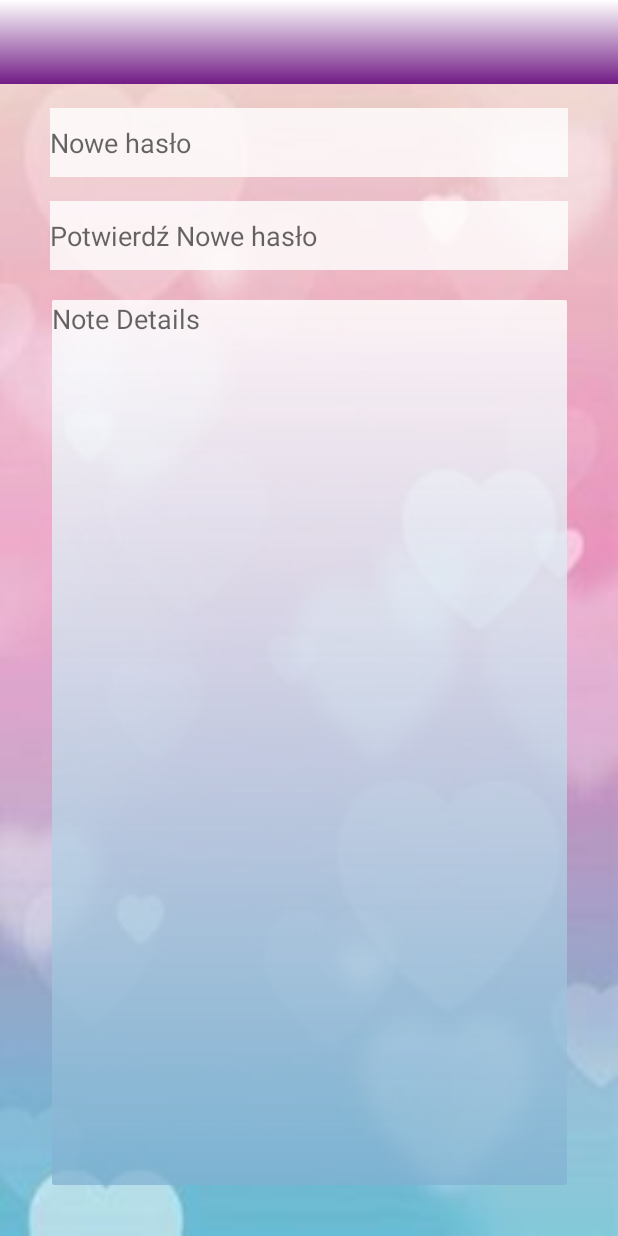
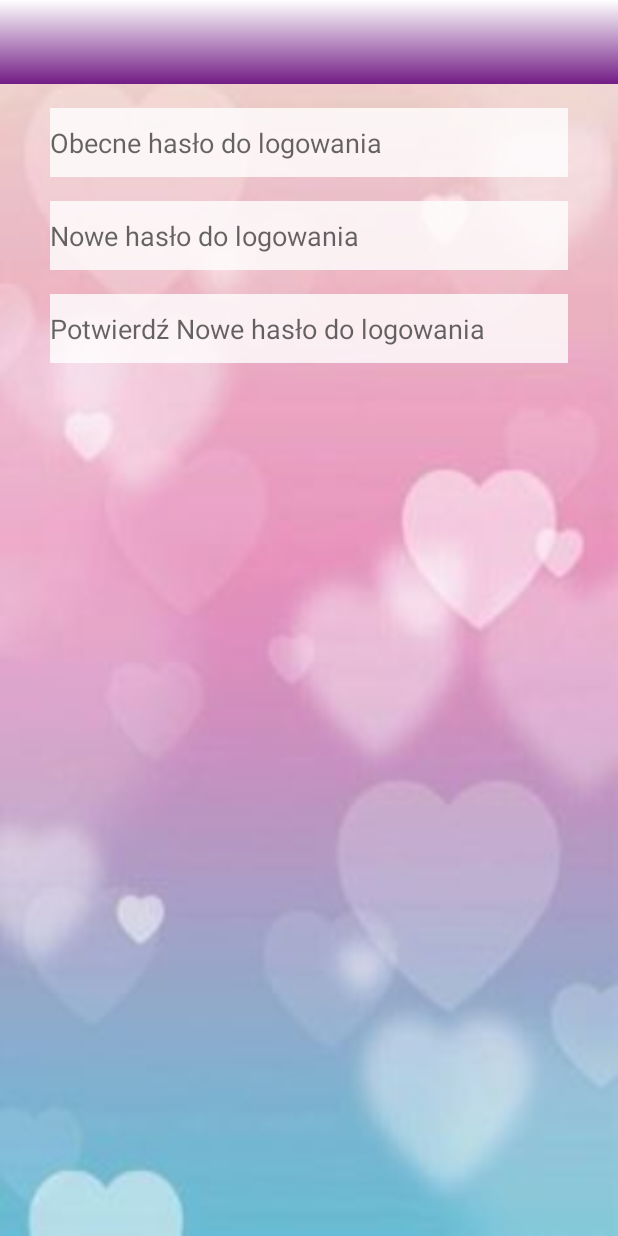
Before and after one commit to KTZgraph/BDSM, an Android app: the layout activity_change_user_password.xml on its own in the app's theme, with its tools: preview values and no code run, on a phone screen of 412 x 824 dp. Run offline under Robolectric (Android 15) with nearby library versions, the phone set to English and light mode, and no system bars.

Commit message:
[layout] add layout to for userpassword database changing

```diff
--- a/app/src/main/AndroidManifest.xml
+++ b/app/src/main/AndroidManifest.xml
@@ -9,6 +9,11 @@
         android:roundIcon="@mipmap/ic_launcher_round"
         android:supportsRtl="true"
         android:theme="@style/Theme.AppCompat.Light.NoActionBar">
+        <activity android:name=".ChangeUserPassword">
+            <meta-data
+                android:name="android.support.PARENT_ACTIVITY"
+                android:value="com.example.loginscreen.NoteActivity" />
+        </activity>
         <activity
             android:name=".DetailsActivity"
             android:label="@string/title_activity_details"
--- a/app/src/main/res/layout/activity_edit.xml
+++ b/app/src/main/res/layout/activity_change_user_password.xml
@@ -5,7 +5,7 @@
     android:layout_width="match_parent"
     android:layout_height="match_parent"
     android:background="@drawable/hearts_big_background"
-    tools:context=".EditActivity">
+    tools:context=".ChangeUserPassword">
 
     <androidx.appcompat.widget.Toolbar
         android:id="@+id/toolbar"
@@ -18,7 +18,7 @@
         android:theme="@style/ThemeOverlay.AppCompat.Dark.ActionBar"/>
 
     <EditText
-        android:id="@+id/noteRawNewPassword"
+        android:id="@+id/rawOldUserpassword"
         android:layout_width="345dp"
         android:layout_height="46dp"
         android:layout_marginStart="16dp"
@@ -26,16 +26,16 @@
         android:layout_marginTop="16dp"
         android:layout_marginEnd="16dp"
         android:layout_marginRight="16dp"
+        android:background="#CCFFFFFF"
         android:ems="10"
-        android:hint="Nowe hasło"
-        android:background="#CCFFFFFF"
+        android:hint="Obecne hasło do logowania"
         android:inputType="textPassword"
         app:layout_constraintEnd_toEndOf="parent"
         app:layout_constraintStart_toStartOf="parent"
         app:layout_constraintTop_toBottomOf="@+id/toolbar" />
 
     <EditText
-        android:id="@+id/noteRawNewPasswordConfirm"
+        android:id="@+id/rawNewUserpassword"
         android:layout_width="345dp"
         android:layout_height="46dp"
         android:layout_marginStart="16dp"
@@ -43,31 +43,29 @@
         android:layout_marginTop="16dp"
         android:layout_marginEnd="16dp"
         android:layout_marginRight="16dp"
+        android:background="#CCFFFFFF"
         android:ems="10"
-        android:hint="Potwierdź Nowe hasło"
-        android:background="#CCFFFFFF"
+        android:hint="Nowe hasło do logowania"
         android:inputType="textPassword"
         app:layout_constraintEnd_toEndOf="parent"
         app:layout_constraintStart_toStartOf="parent"
-        app:layout_constraintTop_toBottomOf="@+id/noteRawNewPassword" />
+        app:layout_constraintTop_toBottomOf="@+id/rawOldUserpassword" />
 
     <EditText
-        android:id="@+id/rawNoteContent"
-        android:layout_width="343dp"
-        android:layout_height="590dp"
+        android:id="@+id/rawNewUserpasswordConfirm"
+        android:layout_width="345dp"
+        android:layout_height="46dp"
         android:layout_marginStart="16dp"
         android:layout_marginLeft="16dp"
-        android:layout_marginTop="20dp"
+        android:layout_marginTop="16dp"
         android:layout_marginEnd="16dp"
         android:layout_marginRight="16dp"
-        android:layout_marginBottom="8dp"
-        android:background="@drawable/gradient_note_details"
+        android:background="#CCFFFFFF"
         android:ems="10"
-        android:gravity="start|top"
-        android:hint="Note Details"
-        android:inputType="textMultiLine"
+        android:hint="Potwierdź Nowe hasło do logowania"
+        android:inputType="textPassword"
         app:layout_constraintEnd_toEndOf="parent"
         app:layout_constraintStart_toStartOf="parent"
-        app:layout_constraintTop_toBottomOf="@+id/noteRawNewPasswordConfirm" />
+        app:layout_constraintTop_toBottomOf="@+id/rawNewUserpassword" />
 
 </androidx.constraintlayout.widget.ConstraintLayout>
--- a/app/src/main/res/menu/add_menu.xml
+++ b/app/src/main/res/menu/add_menu.xml
@@ -2,6 +2,11 @@
 <menu xmlns:app="http://schemas.android.com/apk/res-auto"
     xmlns:android="http://schemas.android.com/apk/res/android">
 
+    <item
+        android:id="@+id/editDatabasePassword"
+        android:icon="@drawable/heart_delete_white"
+        android:title="Zmiana hasla do bazy"
+        app:showAsAction="always" />
     <item
         android:id="@+id/add"
         android:icon="@drawable/plus_new_note"
```
Also changed, not shown: app/src/main/java/com/example/loginscreen/ChangeUserPassword.java (added, +91 -0 lines), app/src/main/java/com/example/loginscreen/EditActivity.java (+2 -6 lines), app/src/main/java/com/example/loginscreen/NoteActivity.java (+7 -2 lines), app/src/main/java/com/example/loginscreen/UserDatabase.java (+52 -0 lines).
